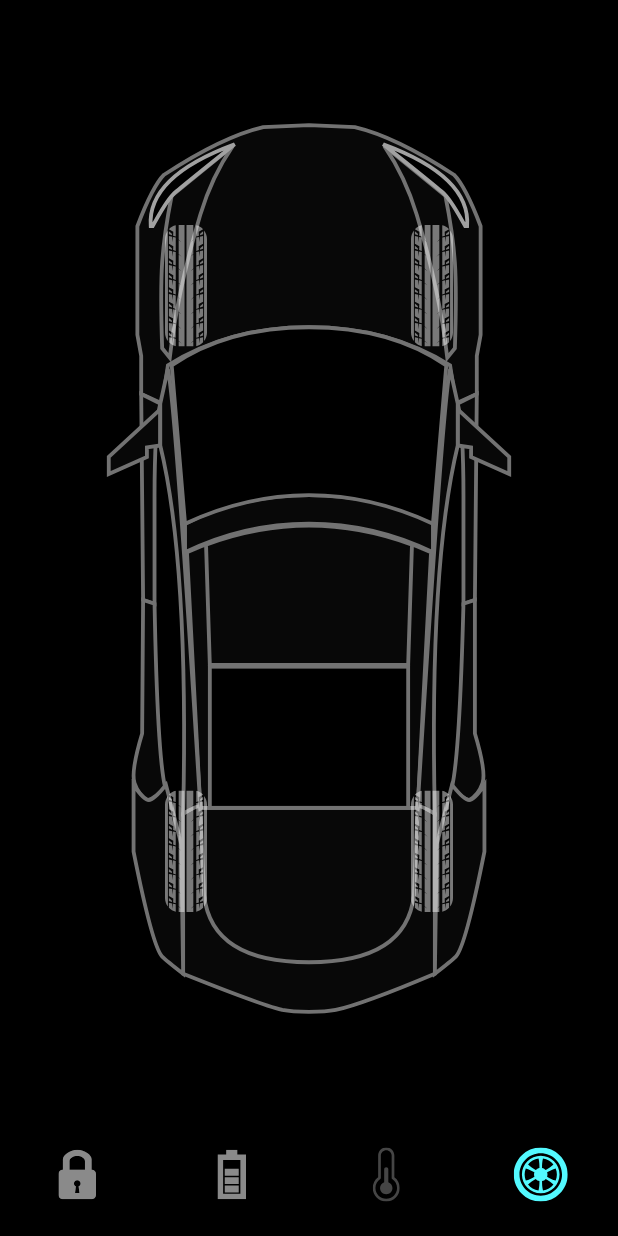
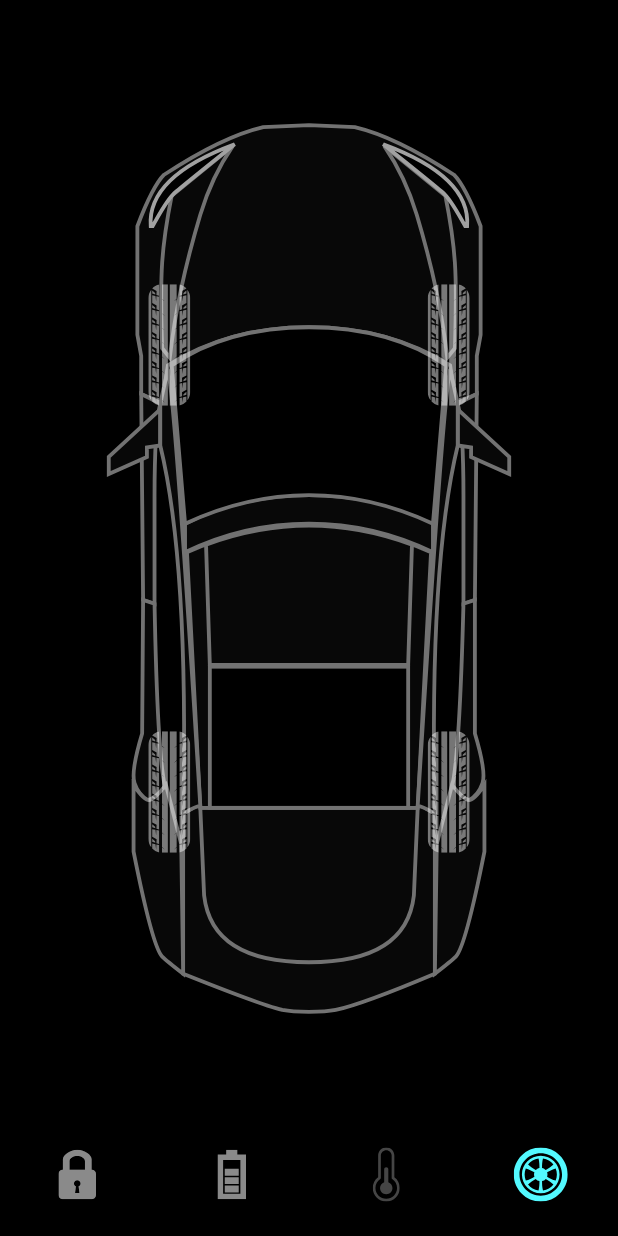
Before and after one commit to SamirKaram97/TeslaAnimatedApp, a Flutter app: the screen it shows after launch, item 4 of the bottom bar chosen, on a phone screen of 412 x 824 dp. Run offline on Flutter 3.47's test engine with Material 2 defaults, Android fonts, the phone set to English and light mode, and no system bars; our stand-ins replace bloc, flutter_bloc, flutter_svg.

Commit message:
fix tyres position

```diff
--- a/lib/screens/home/home_screen.dart
+++ b/lib/screens/home/home_screen.dart
@@ -92,6 +92,7 @@ class _HomeScreenState extends State<HomeScreen> with TickerProviderStateMixin {
               body: SafeArea(
                 child: LayoutBuilder(
                   builder: (context, constraints) {
+                    print(constraints.maxWidth);
                     return Stack(
                       alignment: AlignmentDirectional.center,
                       children: [
@@ -100,6 +101,7 @@ class _HomeScreenState extends State<HomeScreen> with TickerProviderStateMixin {
                           width: constraints.maxWidth,
                         ),
                         PositionedCar(
+                          tyresOpacityAnimation: tyresOpacityAnimation,
                             shiftCarAnimation: shiftCarAnimation,
                             constraints: constraints),
                           DoorLockStack(
@@ -127,7 +129,7 @@ class _HomeScreenState extends State<HomeScreen> with TickerProviderStateMixin {
                         if(homeCubit.selectedBottomNavBar==2)
                           ...[Positioned(
                             right: -180 * (1 - glowAnimation.value),
-                            child: homeCubit.isCool
+                            child: tempInfoModel.isCool
                                 ? Image.asset(
                               key: UniqueKey(),
                               Assets.coolGlow,
@@ -148,9 +150,7 @@ class _HomeScreenState extends State<HomeScreen> with TickerProviderStateMixin {
                                 child: TempDetails(model: tempInfoModel),
                               ),
                             ),],
-                        if(homeCubit.isTyresCurrentPage)...[Opacity(
-                            opacity: tyresOpacityAnimation.value,
-                            child: const TyresStack()),
+                        if(homeCubit.isTyresCurrentPage)...[
                           GridView.builder(
                             physics:const  NeverScrollableScrollPhysics(),
                             gridDelegate:
--- a/lib/shared/widgets/PositionedCar.dart
+++ b/lib/shared/widgets/PositionedCar.dart
@@ -1,16 +1,18 @@
 
 import 'package:flutter/material.dart';
 import 'package:flutter_svg/svg.dart';
+import 'package:tesla/shared/widgets/TyresStack.dart';
 
 import '../styles/assets.dart';
 
 class PositionedCar extends StatelessWidget {
   const PositionedCar({
     super.key,
-    required this.shiftCarAnimation, required this.constraints,
+    required this.shiftCarAnimation, required this.constraints, required this.tyresOpacityAnimation,
   });
 
   final Animation<double> shiftCarAnimation;
+  final Animation<double> tyresOpacityAnimation;
   final BoxConstraints constraints;
 
   @override
@@ -22,9 +24,14 @@ class PositionedCar extends StatelessWidget {
       child: Padding(
         padding: EdgeInsets.symmetric(
             vertical: constraints.maxHeight * 0.1),
-        child: SvgPicture.asset(
-          Assets.car,
-          width: double.infinity,
+        child: Stack(
+          children: [
+            SvgPicture.asset(
+              Assets.car,
+              width: double.infinity,
+            ),
+            Opacity(opacity: tyresOpacityAnimation.value,child: TyresStack(constraints: constraints)),
+          ],
         ),
       ),
     );
--- a/lib/shared/widgets/TyresStack.dart
+++ b/lib/shared/widgets/TyresStack.dart
@@ -3,16 +3,17 @@ import 'package:flutter_svg/svg.dart';
 
 class TyresStack extends StatelessWidget {
   const TyresStack({
-    super.key,
+    super.key, required this.constraints,
   });
+  final BoxConstraints constraints;
 
   @override
   Widget build(BuildContext context) {
     return Stack(
-      children: [Positioned(right: 110,top: 150,child: SvgPicture.asset("assets/icons/FL_Tyre.svg"),),
-        Positioned(left: 110,top: 150,child: SvgPicture.asset("assets/icons/FL_Tyre.svg"),),
-        Positioned(right: 110,bottom: 150,child: SvgPicture.asset("assets/icons/FL_Tyre.svg"),),
-        Positioned(left: 110,bottom: 150,child: SvgPicture.asset("assets/icons/FL_Tyre.svg"),),],
+      children: [Positioned(right: constraints.maxWidth*.24,top: constraints.maxHeight*.15,child: SvgPicture.asset("assets/icons/FL_Tyre.svg"),),
+        Positioned(left: constraints.maxWidth*.24,top: constraints.maxHeight*.15,child: SvgPicture.asset("assets/icons/FL_Tyre.svg"),),
+        Positioned(right: constraints.maxWidth*.24,bottom: constraints.maxHeight*.15,child: SvgPicture.asset("assets/icons/FL_Tyre.svg"),),
+        Positioned(left: constraints.maxWidth*.24,bottom: constraints.maxHeight*.15,child: SvgPicture.asset("assets/icons/FL_Tyre.svg"),),],
     );
   }
 }
```
